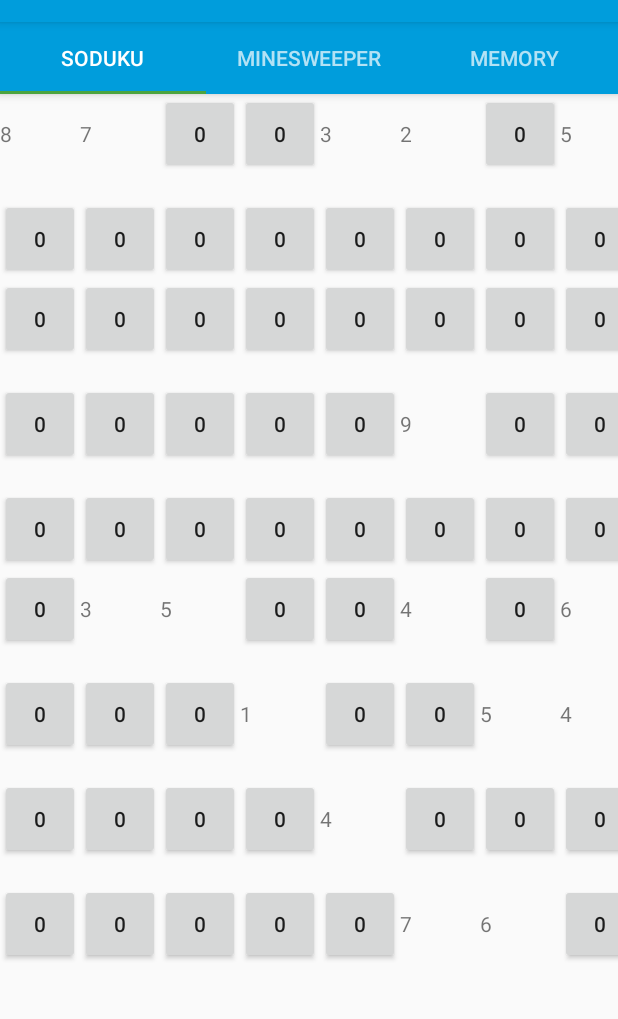
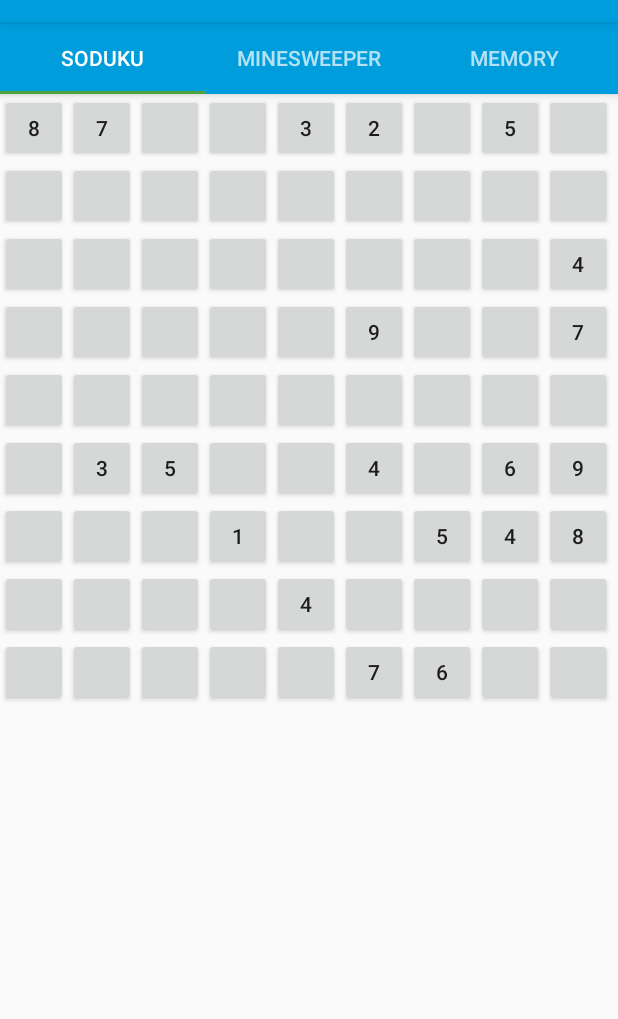
Before and after one commit to tom-jL/BrainBusters, an Android app: the screen it shows after launch (MainActivity), on a phone screen of 412 x 824 dp, the part 62-1081 px from its top. Run offline under Robolectric (Android 15) with nearby library versions, the phone set to English and light mode, and no system bars.

```diff
--- a/app/src/main/java/au/edu/jcu/cp3406/brainbusters/MemoryFragment.java
+++ b/app/src/main/java/au/edu/jcu/cp3406/brainbusters/MemoryFragment.java
@@ -47,7 +47,7 @@ public class MemoryFragment extends Fragment {
         guessCard = null;
         memory = new Memory();
         if (savedInstanceState != null){
-            memory.loadState(savedInstanceState.getBooleanArray("state"));
+            memory.loadState(savedInstanceState.getIntArray("orderState"), savedInstanceState.getBooleanArray("pairState"));
         } else {
             memory.shuffleCards();
         }
@@ -144,6 +144,7 @@ public class MemoryFragment extends Fragment {
 
     @Override
     public void onSaveInstanceState(@NonNull Bundle outState) {
-        outState.putBooleanArray("state",memory.saveState());
+        outState.putIntArray("state",memory.saveOrderState());
+        outState.putBooleanArray("state",memory.savePairState());
     }
 }
--- a/app/src/main/java/au/edu/jcu/cp3406/brainbusters/SodukuFragment.java
+++ b/app/src/main/java/au/edu/jcu/cp3406/brainbusters/SodukuFragment.java
@@ -6,6 +6,7 @@ import androidx.annotation.NonNull;
 import androidx.annotation.Nullable;
 import androidx.fragment.app.Fragment;
 
+import android.util.DisplayMetrics;
 import android.view.LayoutInflater;
 import android.view.View;
 import android.view.ViewGroup;
@@ -22,6 +23,7 @@ import au.edu.jcu.cp3406.brainbusters.models.Soduku;
 public class SodukuFragment extends Fragment {
 
     Soduku soduku;
+    float numberViewWidth;
 
     public SodukuFragment() {
         // Required empty public constructor
@@ -36,6 +38,10 @@ public class SodukuFragment extends Fragment {
         } else {
             soduku.newGame();
         }
+
+        DisplayMetrics displayMetrics = getResources().getDisplayMetrics();
+        float screenWidth = (float)displayMetrics.widthPixels;
+        numberViewWidth = screenWidth/9;
 
 
     }
@@ -61,29 +67,25 @@ public class SodukuFragment extends Fragment {
         sodukuGrid.removeAllViewsInLayout();
         for(int row = 0; row < soduku.getGame().length; row++){
             for(int col = 0; col < soduku.getRow(row).length; col++){
+                Button numberView = new Button(sodukuGrid.getContext());
                 if(soduku.getCell(row, col) == 0){
-                    //TODO: Make button for number selection
-                    Button numberView = new Button(sodukuGrid.getContext());
+                    numberView.setOnClickListener(new View.OnClickListener() {
+                        @Override
+                        public void onClick(View v) {
+
+                        }
+                    });
+                }else{
                     numberView.setText(String.valueOf(soduku.getCell(row, col)));
-                    GridLayout.LayoutParams params = new GridLayout.LayoutParams();
-                    params.width = 80;
-                    params.height = 80;
-                    params.columnSpec = GridLayout.spec(col);
-                    params.rowSpec = GridLayout.spec(row);
-                    numberView.setLayoutParams(params);
-                    sodukuGrid.addView(numberView);
-
-                }else{
-                    TextView numberView = new TextView(sodukuGrid.getContext());
-                    numberView.setText(String.valueOf(soduku.getCell(row, col)));
-                    GridLayout.LayoutParams params = new GridLayout.LayoutParams();
-                    params.width = 80;
-                    params.height = 80;
-                    params.columnSpec = GridLayout.spec(col);
-                    params.rowSpec = GridLayout.spec(row);
-                    numberView.setLayoutParams(params);
-                    sodukuGrid.addView(numberView);
+                    numberView.setClickable(false);
                 }
+                GridLayout.LayoutParams params = new GridLayout.LayoutParams();
+                params.width = (int) numberViewWidth;
+                params.height = (int) numberViewWidth;
+                params.columnSpec = GridLayout.spec(col);
+                params.rowSpec = GridLayout.spec(row);
+                numberView.setLayoutParams(params);
+                sodukuGrid.addView(numberView);
             }
         }
     }
--- a/app/src/main/res/layout/fragment_memory.xml
+++ b/app/src/main/res/layout/fragment_memory.xml
@@ -3,6 +3,7 @@
     xmlns:android="http://schemas.android.com/apk/res/android"
     xmlns:tools="http://schemas.android.com/tools"
     android:id="@+id/memoryGrid"
+    android:layout_gravity="center"
     android:layout_width="match_parent"
     android:layout_height="match_parent"
     tools:context=".MemoryFragment">
--- a/app/src/main/res/layout/fragment_minesweeper.xml
+++ b/app/src/main/res/layout/fragment_minesweeper.xml
@@ -5,6 +5,7 @@
     android:id="@+id/mineGrid"
     android:layout_width="match_parent"
     android:layout_height="match_parent"
+    android:layout_gravity="center"
     tools:context=".MinesweeperFragment">
 
 
--- a/app/src/main/res/layout/fragment_soduku.xml
+++ b/app/src/main/res/layout/fragment_soduku.xml
@@ -5,6 +5,7 @@
     android:id="@+id/sodukuGrid"
     android:layout_width="match_parent"
     android:layout_height="match_parent"
+    android:layout_gravity="center"
     android:columnCount="9"
     tools:context=".SodukuFragment">
 
```
Also changed, not shown: app/src/main/java/au/edu/jcu/cp3406/brainbusters/models/Card.java (+10 -0 lines), app/src/main/java/au/edu/jcu/cp3406/brainbusters/models/Memory.java (+17 -8 lines).
